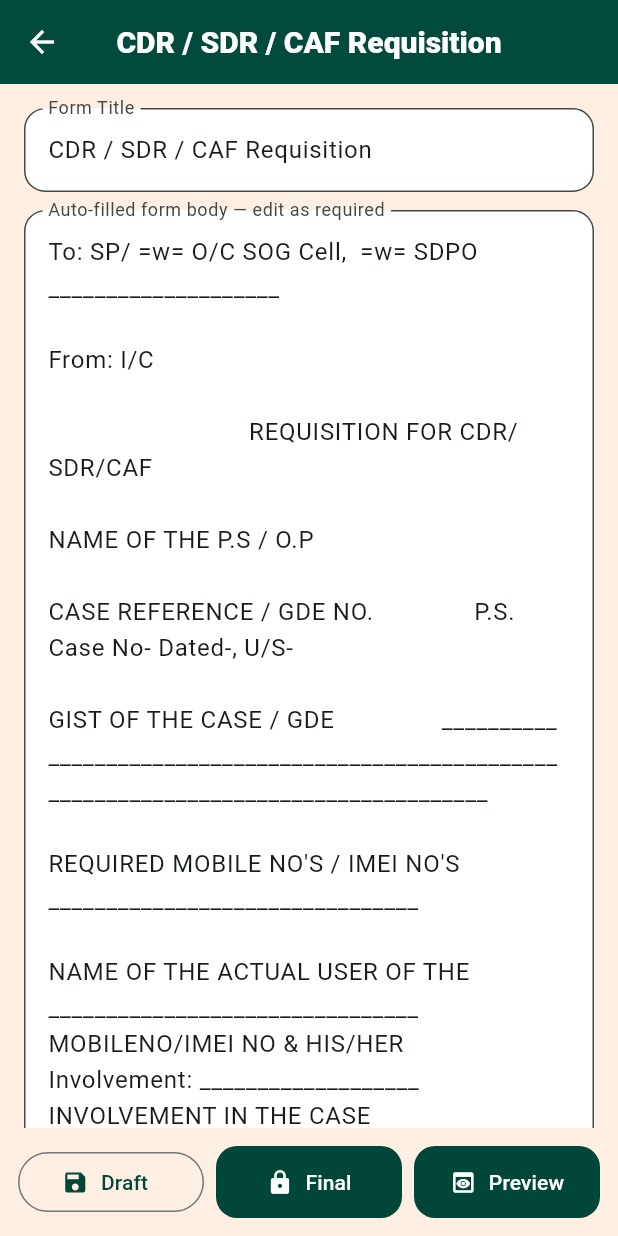
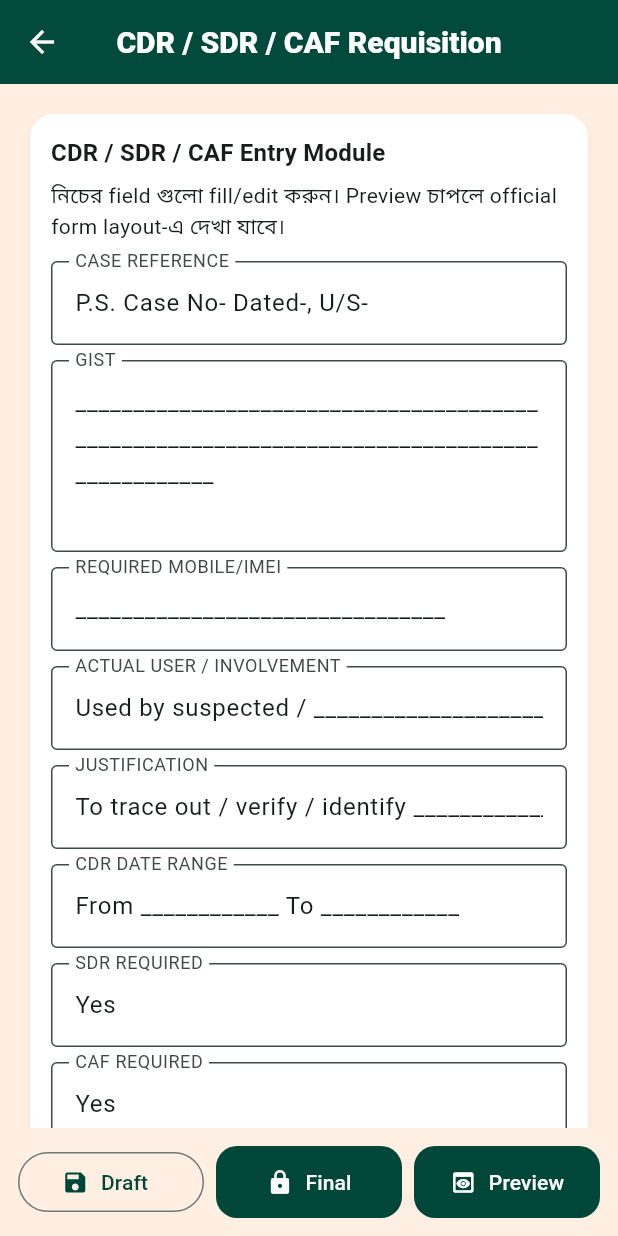
Before and after one commit to nexoofficialv1/investigation-process-mobile, a Flutter app: the FormsScreen screen opened directly with empty values, after a tap on "CDR / SDR / CAF Requisition", on a phone screen of 412 x 824 dp. Run offline on Flutter 3.47's test engine with Material 3 defaults, Android fonts, the phone set to English and light mode, and no system bars; our stand-ins replace pdf, printing, share_plus, shared_preferences; accounts and stored records are empty.

Commit message:
Fix FSL CDR structured entry and PDF preview overflow

```diff
--- a/lib/screens/forms_screen.dart
+++ b/lib/screens/forms_screen.dart
@@ -172,6 +172,10 @@ class _FormEditorScreenState extends State<FormEditorScreen> {
   late FormNotice _form;
   late final TextEditingController title;
   late final TextEditingController body;
+  final Map<String, TextEditingController> _structured = {};
+
+  bool get _isCdrCaf => _form.templateId == 'cdr_caf';
+  bool get _isFsl => _form.templateId == 'fsl';
 
   @override
   void initState() {
@@ -179,20 +183,126 @@ class _FormEditorScreenState extends State<FormEditorScreen> {
     _form = widget.form;
     title = TextEditingController(text: _form.title);
     body = TextEditingController(text: _form.body);
+    _initStructuredControllers();
   }
 
   @override
   void dispose() {
     title.dispose();
     body.dispose();
+    for (final controller in _structured.values) {
+      controller.dispose();
+    }
     super.dispose();
   }
 
-  FormNotice _currentForm({bool? finalSave}) => _form.copyWith(
-        title: title.text.trim(),
-        body: body.text.trim(),
-        isFinal: finalSave == true ? true : _form.isFinal,
-      );
+  String _readLineValue(String key, {String fallback = ''}) {
+    final pattern = RegExp('^' + RegExp.escape(key) + r'\s*:\s*(.*)$', multiLine: true, caseSensitive: false);
+    final match = pattern.firstMatch(_form.body);
+    if (match == null) return fallback;
+    final value = (match.group(1) ?? '').trim();
+    return value.isEmpty ? fallback : value;
+  }
+
+  void _initStructuredControllers() {
+    if (_isCdrCaf) {
+      final defaults = <String, String>{
+        'CASE REFERENCE': '${widget.profile.policeStation} P.S. Case No-${widget.caseFile.psCaseNo} Dated-${widget.caseFile.caseDate}, U/S-${widget.caseFile.sections}',
+        'GIST': widget.caseFile.firGist,
+        'REQUIRED MOBILE/IMEI': '',
+        'ACTUAL USER / INVOLVEMENT': 'Used by suspected',
+        'JUSTIFICATION': '',
+        'CDR DATE RANGE': 'From ____________ To ____________',
+        'SDR REQUIRED': 'Yes',
+        'CAF REQUIRED': 'Yes',
+        'IMEI SEARCH DATE RANGE': '---',
+        'IO NAME': '${widget.profile.rank} ${widget.profile.name}',
+        'IO PHONE': widget.profile.mobile,
+        'ANY OTHER POINTS': 'N/A',
+      };
+      for (final entry in defaults.entries) {
+        _structured[entry.key] = TextEditingController(text: _readLineValue(entry.key, fallback: entry.value));
+      }
+      _applyStructuredToBody(showMessage: false);
+    } else if (_isFsl) {
+      final defaults = <String, String>{
+        'NATURE OF CRIME': widget.caseFile.firGist,
+        'EXHIBIT DESCRIPTION': 'Exhibit Mark "A" ---- One sealed packet/jar/container containing said to be ________________________________ in connection with the above noted case.',
+        'HOW FOUND / SEIZED': 'Seized on ____________ at ________________________________ by ${widget.profile.rank} ${widget.profile.name} / received from ________________________________.',
+        'NATURE OF EXAMINATION': '1) Whether any poison / blood / semen / biological material / chemical / explosive / narcotic / digital trace / other relevant material could be detected in Exhibit Mark "A" or not.\n2) If detected, nature/type/source of such material and whether the same is relevant to the facts of the case.\n3) Any other points raised during examination.',
+        'PERSON IN CUSTODY': '',
+        'FSL OFFICE': 'Head of Office & Assistant Director\nRegional Forensic Science Laboratory\nShankarpur, Durgapur\nPaschim Bardhaman, 713212',
+        'COURT': 'Ld. C.J.M / Magistrate, ${widget.profile.district}',
+      };
+      for (final entry in defaults.entries) {
+        _structured[entry.key] = TextEditingController(text: _readLineValue(entry.key, fallback: entry.value));
+      }
+      _applyStructuredToBody(showMessage: false);
+    }
+  }
+
+  void _applyStructuredToBody({bool showMessage = true}) {
+    if (!_isCdrCaf && !_isFsl) return;
+    final buffer = StringBuffer();
+    buffer.writeln(_isCdrCaf ? 'CDR/SDR/CAF STRUCTURED ENTRY' : 'FSL PACKAGE STRUCTURED ENTRY');
+    buffer.writeln();
+    for (final entry in _structured.entries) {
+      buffer.writeln('${entry.key}: ${entry.value.text.trim()}');
+    }
+    buffer.writeln();
+    buffer.writeln(_isCdrCaf
+        ? 'Note: Fill the above entry fields. Preview will render the official table format.'
+        : 'Note: Fill the above entry fields. Preview will generate Form 5203 + Exhibit List + Examination Required + Custody + Magistrate forwarding/certification + Challan + Labels.');
+    body.text = buffer.toString();
+    if (showMessage && mounted) {
+      ScaffoldMessenger.of(context).showSnackBar(const SnackBar(content: Text('Structured entry applied. Now preview/export.')));
+    }
+  }
+
+  Widget _structuredEntryModule() {
+    if (!_isCdrCaf && !_isFsl) return const SizedBox.shrink();
+    return Card(
+      child: Padding(
+        padding: const EdgeInsets.all(14),
+        child: Column(
+          crossAxisAlignment: CrossAxisAlignment.start,
+          children: [
+            Text(_isCdrCaf ? 'CDR / SDR / CAF Entry Module' : 'FSL Form + Challan + Label Entry Module', style: Theme.of(context).textTheme.titleMedium?.copyWith(fontWeight: FontWeight.bold)),
+            const SizedBox(height: 6),
+            const Text('নিচের field গুলো fill/edit করুন। Preview চাপলে official form layout-এ দেখা যাবে।'),
+            const SizedBox(height: 12),
+            ..._structured.entries.map((entry) => Padding(
+                  padding: const EdgeInsets.only(bottom: 10),
+                  child: TextField(
+                    controller: entry.value,
+                    maxLines: entry.key == 'GIST' || entry.key == 'NATURE OF CRIME' || entry.key == 'NATURE OF EXAMINATION' || entry.key == 'FSL OFFICE' ? 4 : 1,
+                    decoration: InputDecoration(labelText: entry.key, border: const OutlineInputBorder()),
+                  ),
+                )),
+            Align(
+              alignment: Alignment.centerRight,
+              child: FilledButton.icon(
+                onPressed: () => _applyStructuredToBody(),
+                icon: const Icon(Icons.check),
+                label: const Text('Apply to Form Draft'),
+              ),
+            ),
+          ],
+        ),
+      ),
+    );
+  }
+
+  FormNotice _currentForm({bool? finalSave}) {
+    if (_isCdrCaf || _isFsl) {
+      _applyStructuredToBody(showMessage: false);
+    }
+    return _form.copyWith(
+      title: title.text.trim(),
+      body: body.text.trim(),
+      isFinal: finalSave == true ? true : _form.isFinal,
+    );
+  }
 
   Future<FormNotice> _save({bool finalSave = false, bool askCdMention = true}) async {
     final updated = _currentForm(finalSave: finalSave);
@@ -325,6 +435,8 @@ class _FormEditorScreenState extends State<FormEditorScreen> {
         children: [
           if (_form.isFinal)
             const Card(child: Padding(padding: EdgeInsets.all(14), child: Text('This form is final saved. Edit carefully if required.', style: TextStyle(fontWeight: FontWeight.bold)))),
+          _structuredEntryModule(),
+          const SizedBox(height: 10),
           FormHelpers.textField(controller: title, label: 'Form Title'),
           TextField(
             controller: body,
--- a/lib/services/forms_generator_service.dart
+++ b/lib/services/forms_generator_service.dart
@@ -184,52 +184,22 @@ ${officer.policeStation}''';
   String _cdrCaf(OfficerProfile officer, CaseFile caseFile) {
     final ref = '${officer.policeStation} P.S. Case No-${caseFile.psCaseNo} Dated-${caseFile.caseDate}, U/S-${caseFile.sections}';
     final gist = caseFile.firGist.trim().isEmpty ? '____________________________________________________________________________________________' : caseFile.firGist.trim();
-    return '''To: SP/${officer.district} =w= O/C SOG Cell, ${officer.district} =w= SDPO ____________________
+    return """CDR/SDR/CAF STRUCTURED ENTRY
 
-From: I/C ${officer.policeStation}
+CASE REFERENCE: $ref
+GIST: $gist
+REQUIRED MOBILE/IMEI: ________________________________
+ACTUAL USER / INVOLVEMENT: Used by suspected / ________________________________
+JUSTIFICATION: To trace out / verify / identify ________________________________
+CDR DATE RANGE: From ____________ To ____________
+SDR REQUIRED: Yes
+CAF REQUIRED: Yes
+IMEI SEARCH DATE RANGE: ---
+IO NAME: ${officer.rank} ${officer.name}
+IO PHONE: ${officer.mobile}
+ANY OTHER POINTS: N/A
 
-                              REQUISITION FOR CDR/SDR/CAF
-
-NAME OF THE P.S / O.P                 ${officer.policeStation}
-
-CASE REFERENCE / GDE NO.              $ref
-
-GIST OF THE CASE / GDE                $gist
-
-REQUIRED MOBILE NO'S / IMEI NO'S      ________________________________
-
-NAME OF THE ACTUAL USER OF THE        ________________________________
-MOBILENO/IMEI NO & HIS/HER            Involvement: ___________________
-INVOLVEMENT IN THE CASE
-
-JUSTIFICATION OF THE REQUIRED         ________________________________
-MOBILE NO./IMEI NO. IN CASE/GDE       ________________________________
-
-REQUIRED CDR (CALL DETAILS REPORT)    From ____________ To ____________
-FROM DATE ..... TO DATE
-
-REQUIRED SDR - (SUBSCRIBER DETAILS    Yes / No
-REPORT)
-
-REQUIRED CAF - (CUSTOMER APPLICATION  Yes / No
-FORM)
-
-REQUIRED IMEI SEARCHING - FROM DATE   ________________________________
-.... TO DATE
-
-NAME OF THE I.O / E.O.                ${officer.rank} ${officer.name}
-
-PHONE NO. OF THE I.O / E.O.           ${officer.mobile}
-
-ANY OTHER POINTS                      N/A / __________________________
-
-
-                                                                  Submitted
-
-
-                                                              ${officer.rank} ${officer.name}
-                                                              ${officer.policeStation}
-                                                              ${officer.district}''';
+Note: Fill the above entry fields. Preview will render the official table format.""";
   }
 
   String _bankDetails(OfficerProfile officer, CaseFile caseFile) => '''To,
@@ -254,193 +224,18 @@ Investigating Officer
 ${officer.policeStation}''';
 
   String _fsl(OfficerProfile officer, CaseFile caseFile) {
-    final ref = '${officer.policeStation} PS Case No ${caseFile.psCaseNo} Date ${caseFile.caseDate} u/s ${caseFile.sections}';
     final gist = caseFile.firGist.trim().isEmpty ? 'The fact of the case in brief is that ________________________________________________________________________________.' : caseFile.firGist.trim();
-    return '''West Bengal Form No- 5203
+    return """FSL PACKAGE STRUCTURED ENTRY
 
-                              WEST BENGAL POLICE
+NATURE OF CRIME: $gist
+EXHIBIT DESCRIPTION: Exhibit Mark "A" ---- One sealed packet/jar/container containing said to be ________________________________ in connection with the above noted case.
+HOW FOUND / SEIZED: Seized on ____________ at ________________________________ by ${officer.rank} ${officer.name} / received from ________________________________.
+NATURE OF EXAMINATION: 1) Whether any poison / blood / semen / biological material / chemical / explosive / narcotic / digital trace / other relevant material could be detected in Exhibit Mark "A" or not.\n2) If detected, nature/type/source of such material and whether the same is relevant to the facts of the case.\n3) Any other points raised during examination.
+PERSON IN CUSTODY: ________________________________
+FSL OFFICE: Head of Office & Assistant Director\nRegional Forensic Science Laboratory\nShankarpur, Durgapur\nPaschim Bardhaman, 713212
+COURT: Ld. C.J.M / Magistrate, ${officer.district}
 
-Case No:- ${caseFile.psCaseNo}  Date ${caseFile.caseDate}
-
-Police Station:- ${officer.policeStation}
-Section of Law:- ${caseFile.sections}
-District:- ${officer.district}
-
-In all cases where the examination of any material is required at the Laboratory,
-a copy of this form duly filled in should accompany the exhibit.
-
-I. NATURE OF CRIME
-(This should include nature of charge, brief history and any relevant details)
-
-$gist
-
-Submitted -
-
-(${officer.name})
-${officer.rank}
-${officer.policeStation}
-Dist- ${officer.district}
-Date: ____________
-
-
-Page-2
-
-II. LIST OF EXHIBITS SENT FOR EXAMINATION
-
-Label No: EXHIBIT- "A"
-Description of the exhibit:
-One sealed packet/jar/container containing said to be ________________________________ in connection with the above noted case.
-
-How and when found and by whom:
-Seized on ____________ at ________________________________ by ${officer.rank} ${officer.name} / received from ________________________________.
-
-Ownership of exhibit:
-Ld. C.J.M / concerned Court / State.
-
-Remarks:
-May be confiscated to the State after examination / May be returned after examination.
-
-
-III. NATURE OF EXAMINATION REQUIRED
-(Including any information which will assist the examination)
-
-1) Whether any poison / blood / semen / biological material / chemical / explosive / narcotic / digital trace / other relevant material could be detected in Exhibit Mark "A" or not.
-2) If detected, nature/type/source of such material and whether the same is relevant to the facts of the case.
-3) Any other points raised during examination.
-
-
-Page-3
-
-IV. PARTICULARS OF PERSONS IN CUSTODY
-
-SL No.             1
-Full name          ________________________________
-Occupation         ________________________________
-Age                ____________
-Sex                ____________
-Date & time of arrest ________________________________
-Whether on bail or in custody ________________________________
-Court              ________________________________
-
-
-                                                        ________________________________
-                                                        Signature and Rank of the I.O
-                                                        Dated ________________________
-
-Memo No. ____________        Dated, the ____________ 20____
-
-Forwarded to
-Head of Office & Assistant Director
-Regional Forensic Science Laboratory
-Shankarpur, Durgapur
-Paschim Bardhaman, 713212
-
-Seal                                                    Ld. C.J.M / Magistrate
-                                                        District: ${officer.district}
-
-Note: In the “nature of crime” and “nature of examination” care should be taken to ensure that all necessary information regarding individual samples submitted is included.
-
-In the packing of material for expert examination it is important that the specimen or sample should be well protected against contamination from outside sources. The specimen when received at the Laboratory must be a true unadulterated sample of the material found at the scene of the crime.
-
-Each specimen must be in a separate package, and have a separate label with a distinguishing mark.
-
-
-Page-4
-
-Certified that the Head of Office & Assistant Director, Regional Forensic Science Laboratory, Shankarpur, Durgapur, Paschim Bardhaman 713212 to the Govt. of West Bengal has the authority to examine the exhibits sent to him in connection with the case of State versus ________________________________ under section ${caseFile.sections} and if necessary, to take them to pieces or remove portions for the purposes of the said examination.
-
-Date: ____________                         Signature: ________________________________
-Place: ___________                         CJM / MAGISTRATE
-
-Certified to be signed by Ld. Chief Judicial Magistrate / Magistrate and forwarded to the Head of Office & Assistant Director, Regional Forensic Science Laboratory, Shankarpur, Durgapur, Paschim Bardhaman 713212 with Exhibit.
-
-
-EXHIBIT CHALLAN
-
-To
-The Head of Office & Assistant Director
-Regional Forensic Science Laboratory
-Shankarpur, Durgapur
-Paschim Bardhaman, 713212
-
-Through Ld. C.J.M / Magistrate, ________________________________ Court
-
-Ref:- $ref
-
-Sir,
-I am sending herewith the following exhibit(s) in c/w above noted case before you for examination and your opinion in the interest of investigation of the case.
-
-Kindly arrange to acknowledge receipt of the same.
-
-1) Exhibit Mark "A" ---- One sealed packet/jar/container containing said to be ________________________________.
-
-Yours faithfully,
-
-Dated- ____________
-(${officer.name})
-${officer.rank}
-${officer.policeStation}
-Dist- ${officer.district}
-${officer.mobile.isEmpty ? '' : 'Mob- ${officer.mobile}'}
-
-I.O. Name:- ${officer.name}
-Designation:- ${officer.rank}
-Mobile No. of I.O.:- ${officer.mobile}
-CUG Mobile No. of PS:- ________________________________
-Email ID of PS:- ________________________________
-Name of the PS:- ${officer.policeStation}
-District:- ${officer.district}
-P.S. Address:- ________________________________
-Pin Code:- ________________________________
-WhatsApp No. (Optional):- ${officer.mobile}
-Hospital/Morgue:- ________________________________
-Messenger's Name & Phone No:- ________________________________
-
-
-LABEL
-
-To
-The Head of Office & Assistant Director
-Regional Forensic Science Laboratory
-Shankarpur, Durgapur
-Paschim Bardhaman, 713212
-
-Through Ld. C.J.M / Magistrate, ________________________________ Court
-
-Ref:- $ref
-
-Description of Article:
-Exhibit Mark "A" ---- One sealed packet/jar/container containing said to be ________________________________.
-
-Labeled & prepared by me -
-
-(${officer.name})
-${officer.rank}
-${officer.policeStation}
-Dist- ${officer.district}
-
-
-LABEL - DUPLICATE / COPY
-
-To
-The Head of Office & Assistant Director
-Regional Forensic Science Laboratory
-Shankarpur, Durgapur
-Paschim Bardhaman, 713212
-
-Through Ld. C.J.M / Magistrate, ________________________________ Court
-
-Ref:- $ref
-
-Description of Article:
-Exhibit Mark "A" ---- One sealed packet/jar/container containing said to be ________________________________.
-
-Labeled & prepared by me -
-
-(${officer.name})
-${officer.rank}
-${officer.policeStation}
-Dist- ${officer.district}''';
+Note: Fill the above entry fields. Preview will generate Form 5203 + Exhibit List + Examination Required + Custody + Magistrate forwarding/certification + Challan + Labels.""";
   }
 
   String _forwarding(OfficerProfile officer, CaseFile caseFile) => '''Ref:   ${officer.policeStation} case no- ${caseFile.psCaseNo} Dated: - ${caseFile.caseDate} u/s - ${caseFile.sections}.
```
Also changed, not shown: lib/services/pdf_service.dart (+170 -0 lines), 3 other files.
